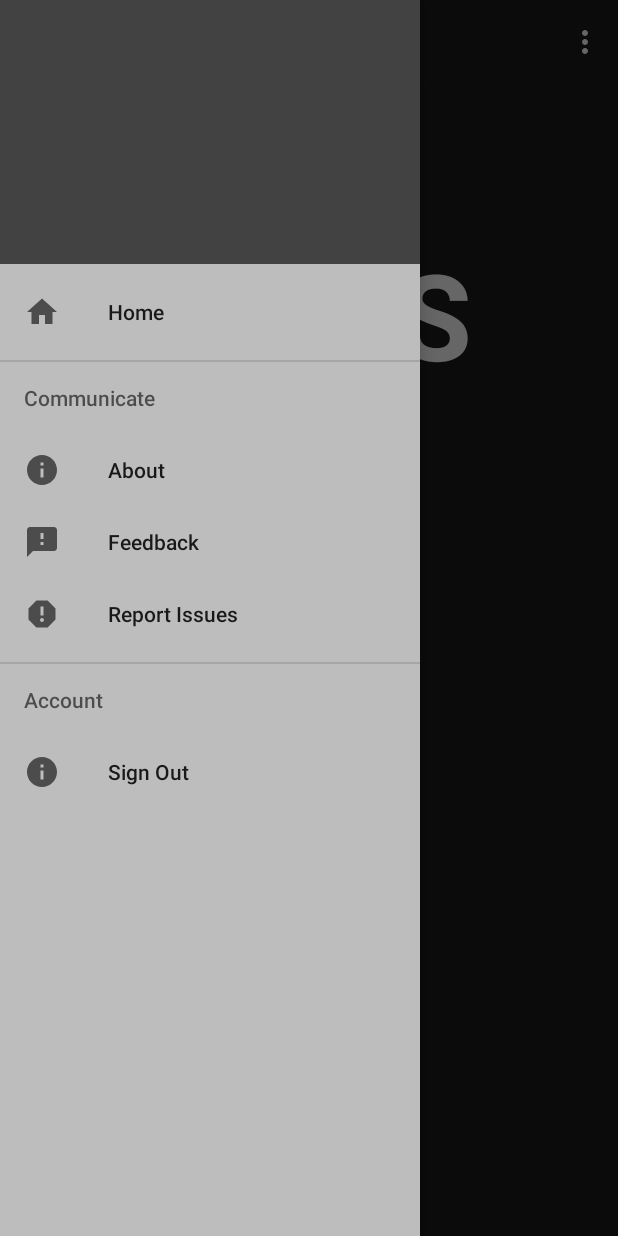
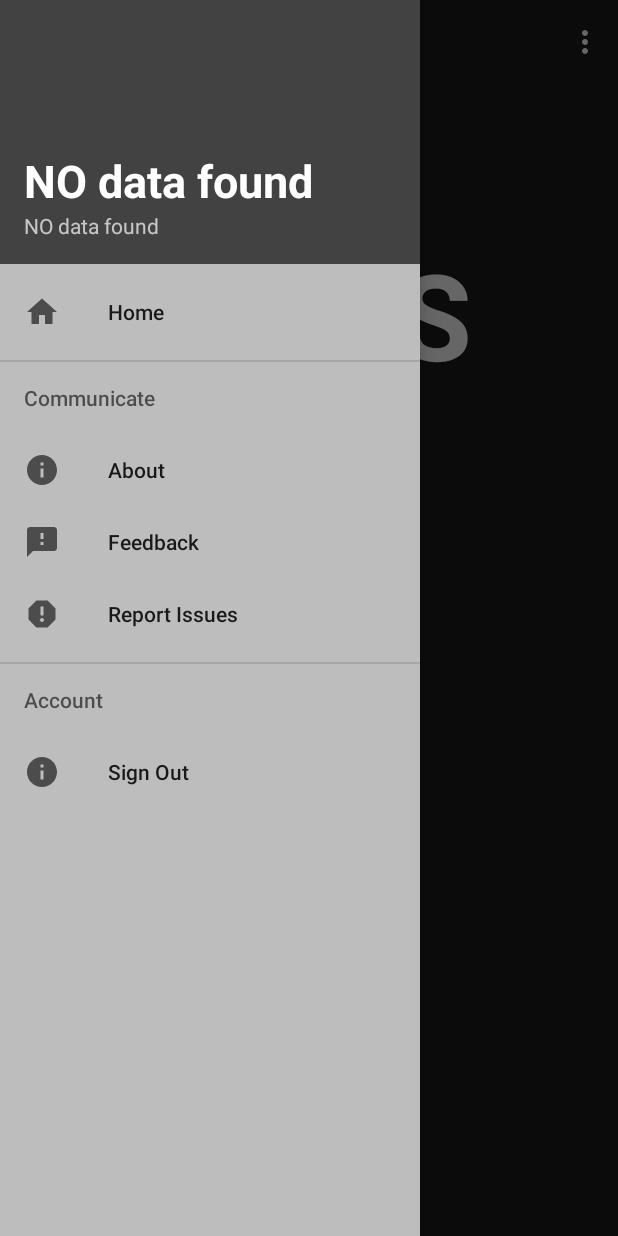
Before and after one commit to gnanasreekar/CEMS, an Android app: the screen it shows after launch once a user with an empty profile is signed in (MainActivity), with the side drawer open, on a phone screen of 412 x 824 dp. Run offline under Robolectric (Android 15) with nearby library versions, the phone set to English and light mode, and no system bars; our stand-ins replace Firebase (no records; nobody signed in at launch, a user with empty details on screens opened directly); pictures from the network do not load.

Commit message:
Minor changes

```diff
--- a/app/src/main/java/com/rgs/cems/Auth/Login.java
+++ b/app/src/main/java/com/rgs/cems/Auth/Login.java
@@ -70,9 +70,48 @@ public class Login extends AppCompatActivity {
             public void onAuthStateChanged(@NonNull FirebaseAuth firebaseAuth) {
                 FirebaseUser user = firebaseAuth.getCurrentUser();
                 if (user != null) {
-                    firebasedatabaseretrive(fbuid);
-                    Intent I = new Intent(Login.this, MainActivity.class);
-                    startActivity(I);
+
+                    //Getting data from Firebase Database
+                    databaseReference = FirebaseDatabase.getInstance().getReference().child("Users").child(firebaseAuth.getUid());
+                    databaseReference.addValueEventListener(new ValueEventListener() {
+                        @Override
+                        public void onDataChange(@NonNull DataSnapshot dataSnapshot) {
+
+                            //To make sure the data exist
+                            if(dataSnapshot.hasChild("Name") && dataSnapshot.hasChild("Email") && dataSnapshot.hasChild("UID")) {
+                                fb_name = dataSnapshot.child("Name").getValue().toString();
+                                fb_email = dataSnapshot.child("Email").getValue().toString();
+                                fb_uid = dataSnapshot.child("UID").getValue().toString();
+                            } else {
+                                fb_name = "NO data found";
+                                fb_email = "NO data found";
+                                fb_uid = "NO data found";
+                                Log.d("Firebase Database" , "No data found");
+                            }
+                            SharedPreferences sharedPreferences = getApplicationContext().getSharedPreferences("sp",0);
+                            SharedPreferences.Editor editor = sharedPreferences.edit();
+                            editor.putString("uid" , fb_uid);
+                            editor.putString("name" , fb_name);
+                            editor.putString("email" , fb_email);
+                            editor.apply();
+                            Log.d("firebase" , fb_name);
+                            Log.d("firebase2" , fb_email);
+                            Log.d("firebase3" , fb_uid);
+                            Intent I = new Intent(Login.this, MainActivity.class);
+                            startActivity(I);
+                            finish();
+                            //TODO too much delay sometimes
+                        }
+
+                        @Override
+                        public void onCancelled(@NonNull DatabaseError databaseError) {
+                            databaseError.toException();
+                        }
+                    });
+
+
+                        //TODO finiah
+
                 } else {
                     Toast.makeText(Login.this, "Login to continue", Toast.LENGTH_SHORT).show();
                 }
@@ -137,6 +176,8 @@ public class Login extends AppCompatActivity {
             showCustomDialog();
             Log.d("hehehehe" , "nonet");
         }
+
+
     }
 
     //To check if internet is avaliable or no
@@ -200,7 +241,7 @@ public class Login extends AppCompatActivity {
             @Override
             public void onClick(View v) {
                 finish();
-                System.exit(0);
+              //  System.exit(0);
                 dialog.dismiss();
             }
         });
@@ -209,33 +250,4 @@ public class Login extends AppCompatActivity {
         dialog.getWindow().setAttributes(lp);
     }
 
-    private void firebasedatabaseretrive(String fbuid){
-        //Getting data from Firebase Database
-        databaseReference = FirebaseDatabase.getInstance().getReference().child("Users").child(firebaseAuth.getUid());
-        databaseReference.addValueEventListener(new ValueEventListener() {
-            @Override
-            public void onDataChange(@NonNull DataSnapshot dataSnapshot) {
-
-                fb_name = dataSnapshot.child("Name").getValue().toString();
-                fb_email = dataSnapshot.child("Email").getValue().toString();
-                fb_uid = dataSnapshot.child("UID").getValue().toString();
-                SharedPreferences sharedPreferences = getApplicationContext().getSharedPreferences("sp",0);
-                SharedPreferences.Editor editor = sharedPreferences.edit();
-                editor.putString("uid" , fb_uid);
-                editor.putString("name" , fb_name);
-                editor.putString("email" , fb_email);
-                editor.apply();
-                Log.d("firebase" , fb_name);
-                Log.d("firebase2" , fb_email);
-                Log.d("firebase3" , fb_uid);
-                //TODO too much delay sometimes
-            }
-
-            @Override
-            public void onCancelled(@NonNull DatabaseError databaseError) {
-
-            }
-        });
-    }
-
 }
--- a/app/src/main/res/layout/activity_login.xml
+++ b/app/src/main/res/layout/activity_login.xml
@@ -7,6 +7,7 @@
     android:background="@color/colorPrimaryDark"
     android:layout_height="match_parent"
     tools:context=".Auth.Login">
+
 
     <TextView
         android:layout_width="wrap_content"
@@ -115,7 +116,4 @@
 
     </LinearLayout>
 
-
-
-
 </LinearLayout>
```
Also changed, not shown: app/src/main/java/com/rgs/cems/MainActivity.java (+28 -22 lines).
